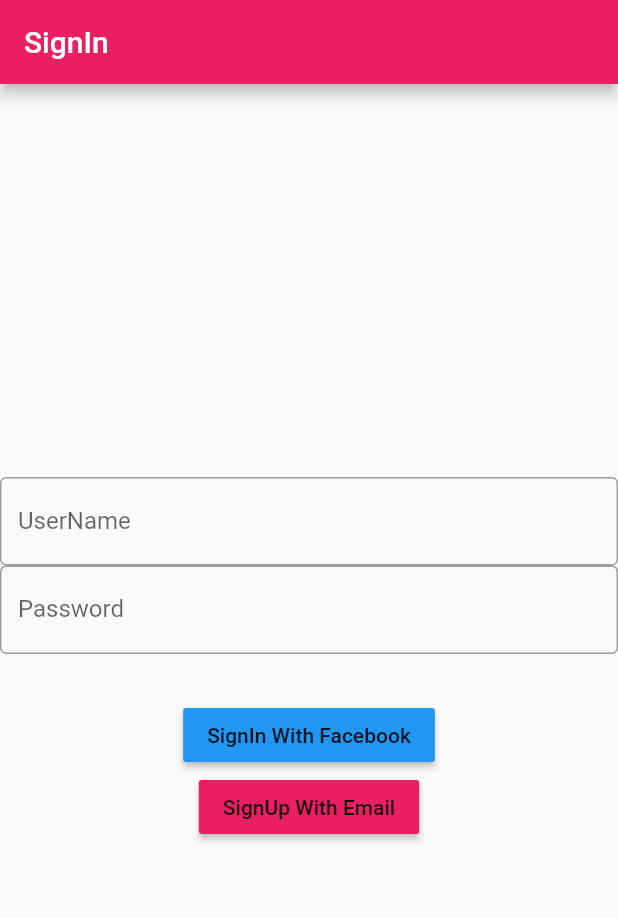
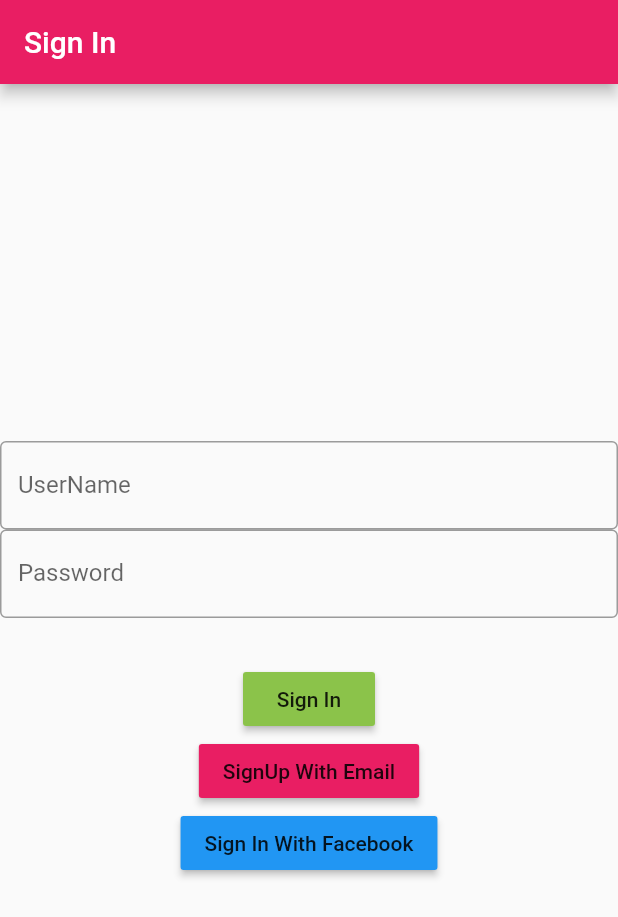
Before and after one commit to melisaozturk/Flutter-Firebase-API-Demo, a Flutter app: the screen it shows after launch, on a phone screen of 412 x 824 dp. Shown: the top 917 px of the screen. Run offline on Flutter 3.47's test engine with Material 2 defaults, Android fonts, the phone set to English and light mode, and no system bars; our stand-ins replace firebase_auth, firebase_core; accounts and stored records are empty.

```diff
--- /dev/null
+++ b/lib/Model/User.dart
@@ -0,0 +1,6 @@
+class User {
+  String name;
+  String surname;
+  String email;
+  String password;
+}
--- /dev/null
+++ b/lib/Screen/SignInScreen.dart
@@ -0,0 +1,96 @@
+import 'package:flutter/material.dart';
+import 'SignUpScreen.dart';
+import 'package:firebase_auth/firebase_auth.dart';
+//import 'package:firebase_core/firebase_core.dart';
+
+FirebaseAuth auth = FirebaseAuth.instance;
+
+class SignIn extends StatefulWidget {
+  @override
+  _SignInState createState() => _SignInState();
+}
+
+class _SignInState extends State<SignIn> {
+  @override
+  Widget build(BuildContext context) {
+    return Scaffold(
+        appBar: AppBar(
+          title: Text("Sign In"),
+          backgroundColor: Colors.pink,
+        ),
+        body: Center(
+          child: Column(
+            mainAxisAlignment: MainAxisAlignment.center,
+            children: [
+              TextField(
+                obscureText: true,
+                decoration: InputDecoration(
+                  border: OutlineInputBorder(),
+                  labelText: 'UserName',
+                ),
+              ),
+              TextField(
+                obscureText: true,
+                decoration: InputDecoration(
+                  border: OutlineInputBorder(),
+                  labelText: 'Password',
+                ),
+              ),
+
+              SizedBox(
+                height: 30,
+              ),
+
+              /// Sign in
+              RaisedButton(
+                onPressed: () async {
+                  try {
+                    UserCredential _ =
+                        await FirebaseAuth.instance.signInWithEmailAndPassword(
+                            // TODO: set textfield data
+                            email: "melisa.ozturk@example.com",
+                            password: "SuperSecretPassword!");
+                      print("Sign in succesful");
+                  } on FirebaseAuthException catch (e) {
+                    if (e.code == 'user-not-found') {
+                      print('No user found for that email.');
+                    } else if (e.code == 'wrong-password') {
+                      print('Wrong password provided for that user.');
+                    }
+                  }
+
+                  FirebaseAuth.instance.authStateChanges().listen((User user) {
+                    if (user == null) {
+                      print('An error occured!');
+                    } else {
+                      print('User is signed in!');
+                    }
+                  });
+                },
+                child: Text("Sign In"),
+                color: Colors.lightGreen,
+              ),
+
+              /// if not sign up got to Sign up
+              RaisedButton(
+                onPressed: () async {
+                  Navigator.push(
+                      context, MaterialPageRoute(builder: (_) => SignUp()));
+                },
+                child: Text("SignUp With Email"),
+                color: Colors.pink,
+              ),
+
+              /// Sign in with Facebook
+              RaisedButton(
+                onPressed: () async {
+                  // TODO Facebook sign in
+                },
+                child: Text("Sign In With Facebook"),
+                color: Colors.blue,
+              )
+            ],
+          ),
+        ));
+  }
+}
--- /dev/null
+++ b/lib/Screen/main.dart
@@ -0,0 +1,60 @@
+import 'package:flutter/material.dart';
+import 'package:flutter_firebase_demo/Screen/SignInScreen.dart';
+import 'package:firebase_core/firebase_core.dart';
+
+void main() {
+  runApp(MyApp());
+}
+
+class MyApp extends StatelessWidget {
+
+  @override
+  Widget build(BuildContext context) {
+    return MaterialApp(
+      home: Home(),
+    );
+
+  }
+}
+
+class Home extends StatefulWidget {
+  @override
+  _HomeState createState() => _HomeState();
+}
+
+class _HomeState extends State<Home> {
+
+  final Future<FirebaseApp> _initialization = Firebase.initializeApp();
+
+  @override
+  Widget build(BuildContext context) {
+    return FutureBuilder(
+      // Initialize FlutterFire:
+      future: _initialization,
+      builder: (context, snapshot) {
+        // Check for errors
+        if (snapshot.hasError) {
+          return Scaffold(
+            body: Center(
+              child: Text("Error: ${snapshot.error}"),
+            ),
+          );
+        }
+
+        // Once complete, show your application
+        if (snapshot.connectionState == ConnectionState.done) {
+          return SignIn();
+        }
+
+        // Otherwise, show something whilst waiting for initialization to complete
+        return Scaffold(
+          body: Center(
+            child: Text("Connecting to the app ..."),
+          ),
+        );
+
+
+      },
+    );
+  }
+}
--- a/lib/SignInScreen.dart
+++ /dev/null
@@ -1,63 +0,0 @@
-import 'package:flutter/material.dart';
-import 'SignUpScreen.dart';
-
-void main() {
-  runApp(SignIn());
-}
-
-class SignIn extends StatefulWidget {
-  @override
-  _SignInState createState() => _SignInState();
-}
-
-class _SignInState extends State<SignIn> {
-  @override
-  Widget build(BuildContext context) {
-    return Scaffold(
-        appBar: AppBar(
-          title: Text("SignIn"),
-          backgroundColor: Colors.pink,
-        ),
-        body: Center(
-          child: Column(
-            mainAxisAlignment: MainAxisAlignment.center,
-            children: [
-              TextField(
-                obscureText: true,
-                decoration: InputDecoration(
-                  border: OutlineInputBorder(),
-                  labelText: 'UserName',
-                ),
-              ),
-              TextField(
-                obscureText: true,
-                decoration: InputDecoration(
-                  border: OutlineInputBorder(),
-                  labelText: 'Password',
-                ),
-              ),
-
-              SizedBox(height: 30,),
-
-              RaisedButton(
-                onPressed: () {
-                  // SignIn Button Action
-                },
-                child: Text("SignIn With Facebook"),
-                color: Colors.blue,
-              ),
-              RaisedButton(
-                onPressed: () async {
-                  Navigator.push(
-                      context, MaterialPageRoute(
-                      builder: (_) => SignUp()
-                  )); // SignUp Button Action
-                },
-                child: Text("SignUp With Email"),
-                color: Colors.pink,
-              )
-            ],
-          ),
-        ));
-  }
-}
--- a/lib/main.dart
+++ /dev/null
@@ -1,21 +0,0 @@
-import 'package:flutter/material.dart';
-import 'package:flutter_firebase_demo/SignInScreen.dart';
-
-void main() {
-  runApp(MyApp());
-}
-
-class MyApp extends StatelessWidget {
-  // This widget is the root of your application.
-  @override
-  Widget build(BuildContext context) {
-    return MaterialApp(
-      title: 'Flutter Demo',
-      theme: ThemeData(
-        primarySwatch: Colors.blue,
-        visualDensity: VisualDensity.adaptivePlatformDensity,
-      ),
-      home: SignIn(),
-    );
-  }
-}
```
Also changed, not shown: lib/Screen/SignUpScreen.dart (renamed from lib/SignUpScreen.dart, +24 -2 lines), pubspec.yaml (+3 -56 lines), pubspec.lock, 1 other file.
